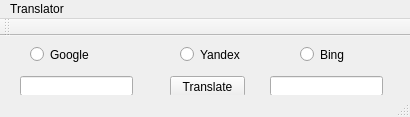
Before: the Qt Designer form Windows/isichazamazwi/isichazamazwi.ui in straceX/isichazamazwi, drawn with Qt 5.
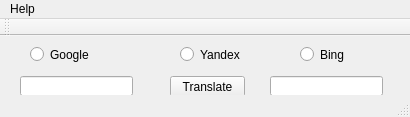
After: the same form once the commit is applied. Icons and pictures are not drawn.

Commit message:
exit menu and button event added
exit menu and button event added

What changed in the file:
```diff
--- a/Windows/isichazamazwi/isichazamazwi.ui
+++ b/Windows/isichazamazwi/isichazamazwi.ui
@@ -135,7 +135,7 @@
    </property>
    <widget class="QMenu" name="menuTranslator">
     <property name="title">
-     <string>Translator</string>
+     <string>Help</string>
     </property>
    </widget>
    <addaction name="menuTranslator"/>
```
The commit also changes 2 other files.
